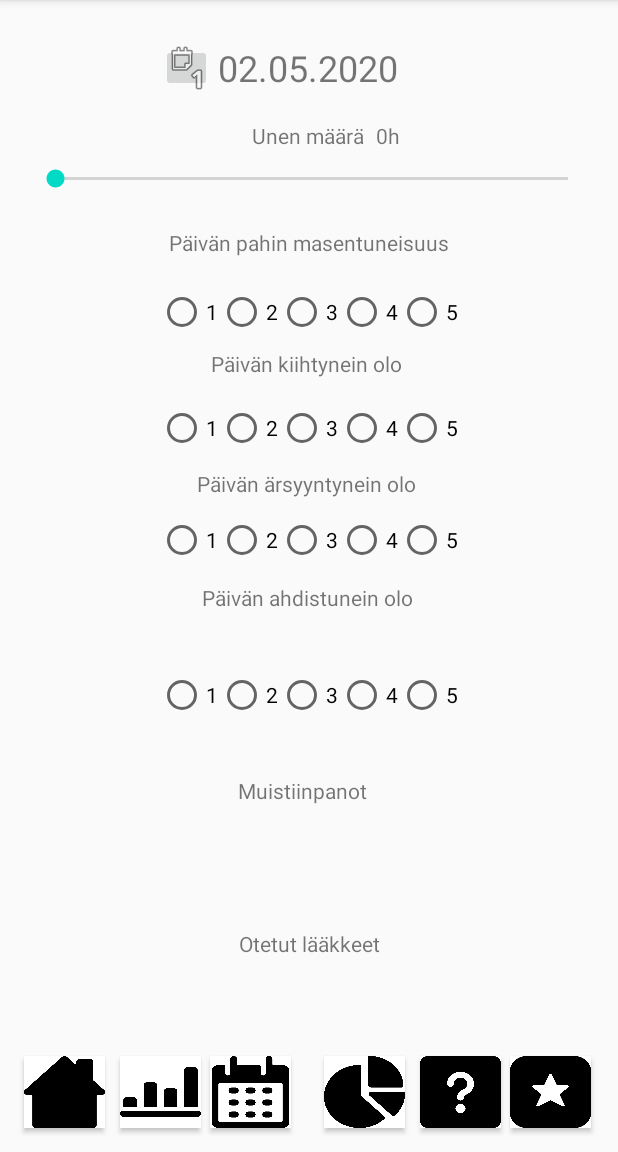
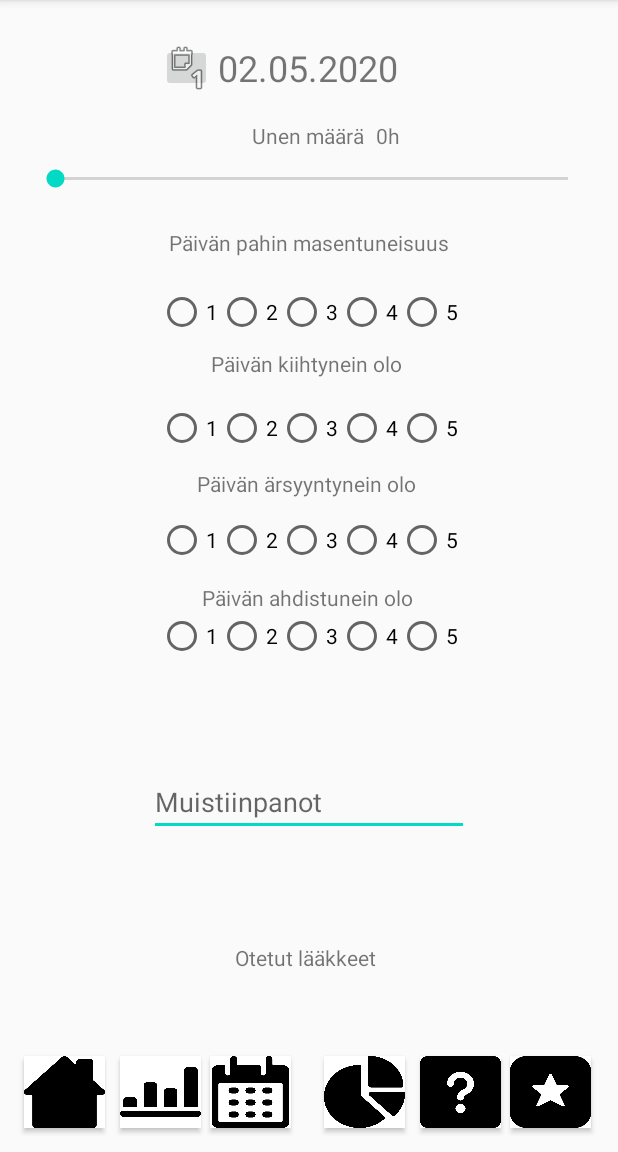
Before and after one commit to NicklasMichaelStellberg/Moodi, an Android app: the screen it shows after launch (MainActivity), on a phone screen of 412 x 824 dp, the part 84-1236 px from its top. Run offline under Robolectric (Android 15) with nearby library versions, the phone set to English and light mode, and no system bars.

Commit message:
Muistiinpanojen tekstikentän muutos.

```diff
--- a/app/src/main/res/layout/activity_main.xml
+++ b/app/src/main/res/layout/activity_main.xml
@@ -35,20 +35,6 @@
         app:layout_constraintStart_toEndOf="@+id/textView7"
         app:layout_constraintTop_toTopOf="parent"
         app:layout_constraintVertical_bias="1.0" />
-
-    <TextView
-        android:id="@+id/textView6"
-        android:layout_width="94dp"
-        android:layout_height="34dp"
-        android:text="@string/muistiinpanot"
-        app:layout_constraintBottom_toBottomOf="parent"
-        app:layout_constraintEnd_toEndOf="parent"
-        app:layout_constraintHorizontal_bias="0.498"
-        app:layout_constraintLeft_toLeftOf="parent"
-        app:layout_constraintRight_toRightOf="parent"
-        app:layout_constraintStart_toStartOf="parent"
-        app:layout_constraintTop_toTopOf="parent"
-        app:layout_constraintVertical_bias="0.705" />
 
     <TextView
         android:id="@+id/textView2"
@@ -221,12 +207,10 @@
         android:layout_width="wrap_content"
         android:layout_height="wrap_content"
         android:orientation="horizontal"
-        app:layout_constraintBottom_toTopOf="@+id/textView6"
         app:layout_constraintEnd_toEndOf="parent"
         app:layout_constraintHorizontal_bias="0.497"
         app:layout_constraintStart_toStartOf="parent"
-        app:layout_constraintTop_toBottomOf="@+id/textView4"
-        app:layout_constraintVertical_bias="0.507">
+        app:layout_constraintTop_toBottomOf="@+id/textView4">
 
         <RadioButton
             android:id="@+id/ahdistusRadio1"
@@ -327,16 +311,14 @@
         android:id="@+id/textView5"
         android:layout_width="wrap_content"
         android:layout_height="wrap_content"
-        android:layout_marginTop="68dp"
+        android:layout_marginBottom="56dp"
         android:text="@string/otetut_laakkeet"
         app:layout_constraintBottom_toTopOf="@+id/btnCalendar"
         app:layout_constraintEnd_toEndOf="parent"
-        app:layout_constraintHorizontal_bias="0.501"
+        app:layout_constraintHorizontal_bias="0.492"
         app:layout_constraintLeft_toLeftOf="parent"
         app:layout_constraintRight_toRightOf="parent"
-        app:layout_constraintStart_toStartOf="parent"
-        app:layout_constraintTop_toBottomOf="@+id/textView6"
-        app:layout_constraintVertical_bias="0.0" />
+        app:layout_constraintStart_toStartOf="parent" />
 
     <Button
         android:id="@+id/btnBarChart"
@@ -430,5 +412,19 @@
         app:layout_constraintVertical_bias="0.6"
         app:srcCompat="@android:drawable/ic_menu_day" />
 
+    <EditText
+        android:id="@+id/editText"
+        android:layout_width="wrap_content"
+        android:layout_height="wrap_content"
+        android:layout_marginTop="24dp"
+        android:layout_marginBottom="24dp"
+        android:ems="10"
+        android:hint="@string/muistiinpanot"
+        android:inputType="textPersonName"
+        app:layout_constraintBottom_toTopOf="@+id/textView5"
+        app:layout_constraintEnd_toEndOf="parent"
+        app:layout_constraintStart_toStartOf="parent"
+        app:layout_constraintTop_toBottomOf="@+id/ahdistusRadio" />
+
 
 </androidx.constraintlayout.widget.ConstraintLayout>
```
